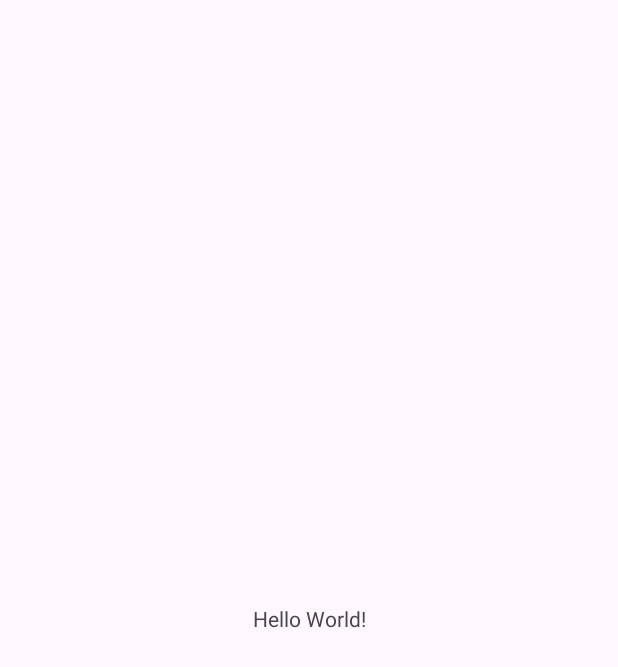
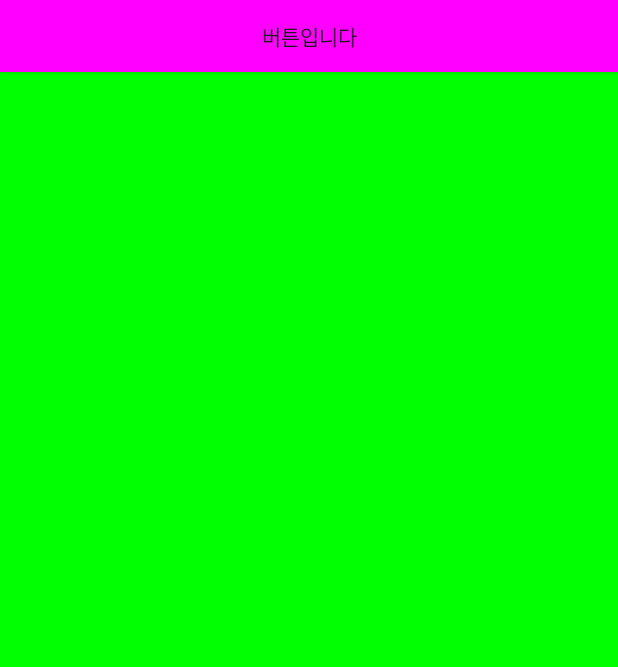
Before and after one commit to jung0115/GNU_MobileProgramming, an Android app: the screen it shows after launch (MainActivity), on a phone screen of 412 x 824 dp. Before the commit the part shown is almost empty. Shown: the top 667 px of the screen. Run offline under Robolectric (Android 15) with nearby library versions, the phone set to English and light mode, and no system bars.

Commit message:
[WEEK05] #8 - kotlin 코드로 화면 만들기 프로젝트 / 코드 작성 완 / 과제

```diff
--- a/Week05_2/app/build.gradle
+++ b/Week05_2/app/build.gradle
@@ -5,7 +5,7 @@ plugins {
 
 android {
     namespace 'jmi.gnu.week05_2'
-    compileSdk 33
+    compileSdk 34
 
     defaultConfig {
         applicationId "jmi.gnu.week05_2"
--- a/Week05_2/app/src/main/java/jmi/gnu/week05_2/MainActivity.kt
+++ b/Week05_2/app/src/main/java/jmi/gnu/week05_2/MainActivity.kt
@@ -1,11 +1,35 @@
 package jmi.gnu.week05_2
 
+import android.graphics.Color
 import androidx.appcompat.app.AppCompatActivity
 import android.os.Bundle
+import android.widget.Button
+import android.widget.LinearLayout
+import android.widget.Toast
 
 class MainActivity : AppCompatActivity() {
     override fun onCreate(savedInstanceState: Bundle?) {
         super.onCreate(savedInstanceState)
-        setContentView(R.layout.activity_main)
+        //setContentView(R.layout.activity_main)
+
+        val params = LinearLayout.LayoutParams(
+            LinearLayout.LayoutParams.MATCH_PARENT,
+            LinearLayout.LayoutParams.MATCH_PARENT
+        )
+
+        val baseLayout = LinearLayout(this)
+        baseLayout.orientation = LinearLayout.VERTICAL
+        baseLayout.setBackgroundColor(Color.rgb(0, 255, 0))
+        setContentView(baseLayout, params)
+
+        var btn = Button(this)
+        btn.text = "버튼입니다"
+        btn.setBackgroundColor(Color.MAGENTA)
+        baseLayout.addView(btn)
+
+        btn.setOnClickListener {
+            Toast.makeText(applicationContext,
+                "코드로 생성한 버튼입니다", Toast.LENGTH_SHORT).show()
+        }
     }
 }
--- a/Week05_2/app/src/main/res/layout/activity_main.xml
+++ /dev/null
@@ -1,18 +0,0 @@
-<?xml version="1.0" encoding="utf-8"?>
-<androidx.constraintlayout.widget.ConstraintLayout xmlns:android="http://schemas.android.com/apk/res/android"
-    xmlns:app="http://schemas.android.com/apk/res-auto"
-    xmlns:tools="http://schemas.android.com/tools"
-    android:layout_width="match_parent"
-    android:layout_height="match_parent"
-    tools:context=".MainActivity">
-
-    <TextView
-        android:layout_width="wrap_content"
-        android:layout_height="wrap_content"
-        android:text="Hello World!"
-        app:layout_constraintBottom_toBottomOf="parent"
-        app:layout_constraintEnd_toEndOf="parent"
-        app:layout_constraintStart_toStartOf="parent"
-        app:layout_constraintTop_toTopOf="parent" />
-
-</androidx.constraintlayout.widget.ConstraintLayout>
```
